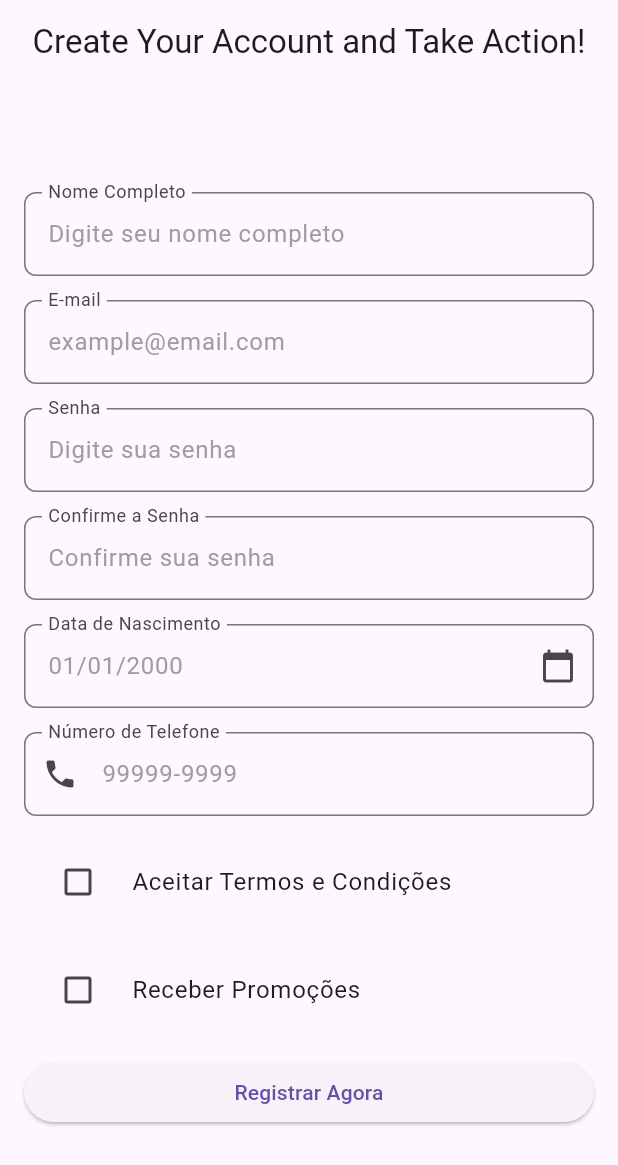
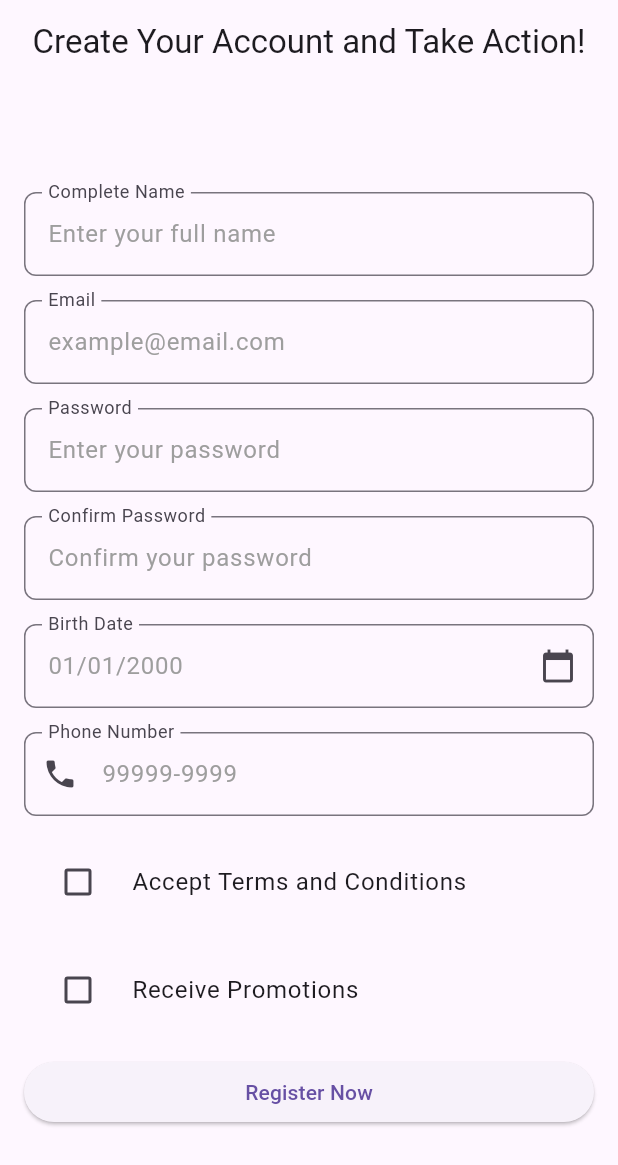
Before and after one commit to joaoconstancio1/genie_luck, a Flutter app: the screen it shows after launch, on a phone screen of 412 x 824 dp. Shown: the top 1165 px of the screen. Run offline on Flutter 3.47's test engine with Material 3 defaults, Android fonts, the phone set to English and light mode, and no system bars; our stand-ins replace dio, equatable, flutter_bloc, get_it, go_router, result_dart.

Commit message:
Update RegisterPage to utilize localized labels and hints for improved accessibility

```diff
--- a/lib/register/presenter/pages/register_page.dart
+++ b/lib/register/presenter/pages/register_page.dart
@@ -77,12 +77,12 @@ class _RegisterPageView1State extends State<RegisterPageView> {
 
   @override
   Widget build(BuildContext context) {
-    final AppLocalizations? local = AppLocalizations.of(context);
+    final AppLocalizations locale = AppLocalizations.of(context)!;
 
     return BlocBuilder<RegisterCubit, RegisterState>(
       builder: (context, state) {
         return Scaffold(
-          appBar: AppBar(centerTitle: true, title: Text(local!.registerTitle)),
+          appBar: AppBar(centerTitle: true, title: Text(locale.registerTitle)),
 
           body: SafeArea(
             child: BlocBuilder<RegisterCubit, RegisterState>(
@@ -114,23 +114,23 @@ class _RegisterPageView1State extends State<RegisterPageView> {
                               GlTextFormField(
                                 controller: _nameController,
                                 keyboardType: TextInputType.name,
-                                labelText: 'Nome Completo',
-                                hintText: 'Digite seu nome completo',
+                                labelText: locale.labelCompleteName,
+                                hintText: locale.hintCompleteName,
                                 validator: _validators.nameValidator,
                               ),
                               GlTextFormField(
                                 controller: _emailController,
                                 keyboardType: TextInputType.emailAddress,
-                                labelText: 'E-mail',
-                                hintText: 'example@email.com',
+                                labelText: locale.labelEmail,
+                                hintText: locale.hintEmail,
                                 validator: _validators.validateEmail,
                               ),
                               GlTextFormField(
                                 controller: _passwordController,
                                 autovalidateMode:
                                     AutovalidateMode.onUserInteraction,
-                                labelText: 'Senha',
-                                hintText: 'Digite sua senha',
+                                labelText: locale.labelPassword,
+                                hintText: locale.hintPassword,
                                 obscureText: true,
                                 validator: _validators.validatePassword,
                               ),
@@ -139,8 +139,8 @@ class _RegisterPageView1State extends State<RegisterPageView> {
                                 autovalidateMode:
                                     AutovalidateMode.onUserInteraction,
 
-                                labelText: 'Confirme a Senha',
-                                hintText: 'Confirme sua senha',
+                                labelText: locale.labelConfirmPassword,
+                                hintText: locale.hintConfirmPassword,
                                 obscureText: true,
                                 validator:
                                     (value) =>
@@ -158,8 +158,8 @@ class _RegisterPageView1State extends State<RegisterPageView> {
                                     controller: _dateController,
                                     keyboardType: TextInputType.none,
                                     readOnly: true,
-                                    labelText: 'Data de Nascimento',
-                                    hintText: '01/01/2000',
+                                    labelText: locale.labelBirthDate,
+                                    hintText: locale.hintBirthDate,
                                     suffixIcon: Icon(Icons.calendar_today),
                                     validator: _validators.validateDate,
                                   ),
@@ -169,13 +169,13 @@ class _RegisterPageView1State extends State<RegisterPageView> {
                               GlTextFormField(
                                 keyboardType: TextInputType.phone,
 
-                                labelText: 'Número de Telefone',
-                                hintText: '99999-9999',
+                                labelText: locale.labelPhoneNumber,
+                                hintText: locale.hintPhoneNumber,
                                 prefixIcon: Icon(Icons.phone),
                               ),
 
                               CheckboxListTile(
-                                title: Text('Aceitar Termos e Condições'),
+                                title: Text(locale.labelAcceptTerms),
                                 value: _acceptTerms,
                                 onChanged: (bool? value) {
                                   setState(() {
@@ -186,7 +186,7 @@ class _RegisterPageView1State extends State<RegisterPageView> {
                                     ListTileControlAffinity.leading,
                               ),
                               CheckboxListTile(
-                                title: Text('Receber Promoções'),
+                                title: Text(locale.labelReceivePromotions),
                                 value: _receivePromotions,
                                 onChanged: (bool? value) {
                                   setState(() {
@@ -202,7 +202,7 @@ class _RegisterPageView1State extends State<RegisterPageView> {
                                 child: ElevatedButton(
                                   onPressed:
                                       () => _onRegisterButtonPressed(context),
-                                  child: Text('Registrar Agora'),
+                                  child: Text(locale.buttonRegisterNow),
                                 ),
                               ),
                             ],
```
